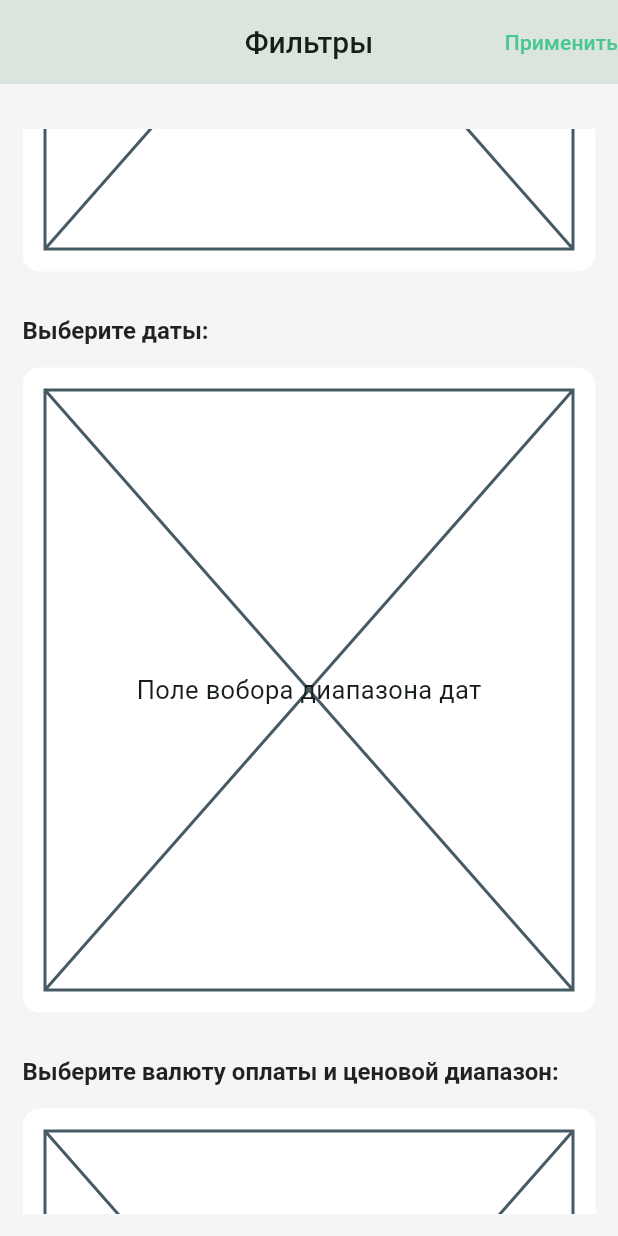
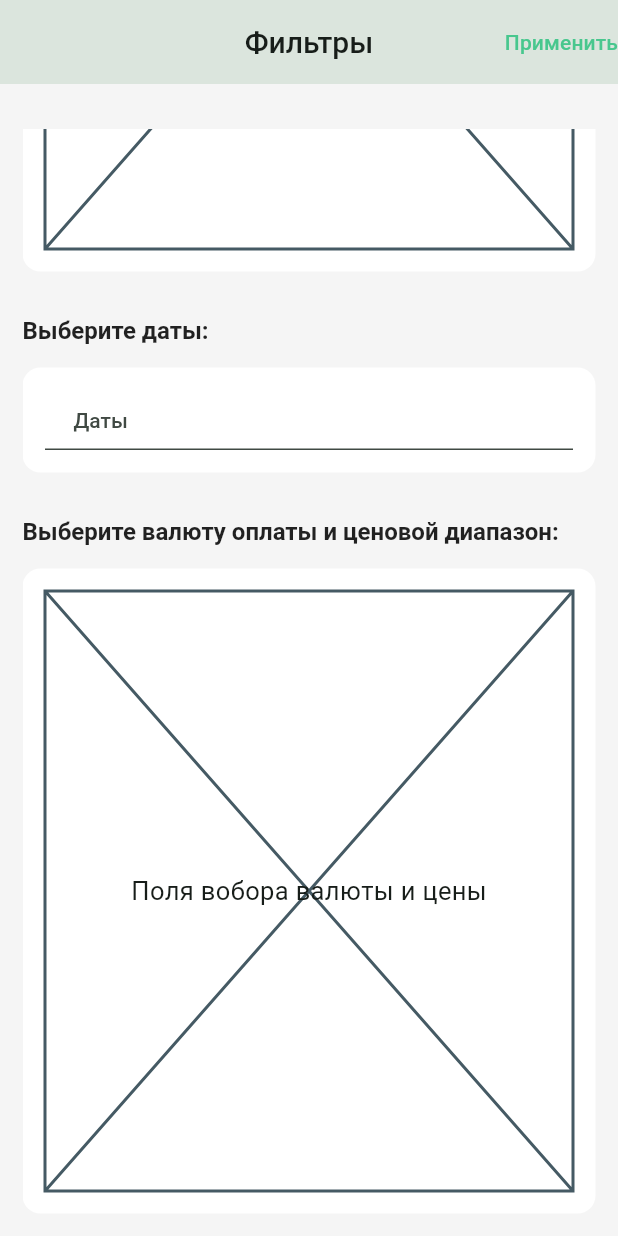
Before and after one commit to openworld-community/ows-events-mobile, a Flutter app: the FiltersBottomSheet widget shown alone on an empty page, opened directly, scrolled down 369 dp, on a phone screen of 412 x 824 dp. Run offline on Flutter 3.47's test engine with Material 2 defaults, Android fonts, the phone set to English and light mode, and no system bars; our stand-ins replace cached_network_image, custom_refresh_indicator, dio, easy_localization, flutter_map, flutter_riverpod and 14 more; missing offline and left inert: talker_dio_logger; accounts and stored records are empty; generated files the repository leaves out were written again; statements that could not run were skipped.

Commit message:
#176 add dates filter

```diff
--- /dev/null
+++ b/lib/features/filters/presentation/dates_filter.dart
@@ -0,0 +1,13 @@
+import 'package:flutter/material.dart';
+import 'package:ows_events_mobile/common_widgets/date_picker_field.dart';
+
+class DatesFilter extends StatelessWidget {
+  const DatesFilter({super.key});
+
+  @override
+  Widget build(BuildContext context) {
+    return DatePickerField(onSave: (DateTimeRange dates) {
+      // TODO: добавить обработку при сохранении диапазона дат
+    });
+  }
+}
--- a/lib/features/filters/presentation/filters_bottom_sheet.dart
+++ b/lib/features/filters/presentation/filters_bottom_sheet.dart
@@ -1,6 +1,7 @@
 import 'package:easy_localization/easy_localization.dart';
 import 'package:flutter/material.dart';
 import 'package:ows_events_mobile/common_widgets/bottom_sheet_with_scuffold.dart';
+import 'package:ows_events_mobile/features/filters/presentation/dates_filter.dart';
 import 'package:ows_events_mobile/features/filters/presentation/filter_section.dart';
 import 'package:ows_events_mobile/theme/app_theme.dart';
 
@@ -36,11 +37,7 @@ class FiltersBottomSheet extends StatelessWidget {
           ),
           FilterSection(
             title: 'selectDatesTitle'.tr(),
-            child: const Placeholder(
-              child: Center(
-                child: Text('Поле вобора диапазона дат'),
-              ),
-            ),
+            child: const DatesFilter(),
           ),
           const SizedBox(
             height: AppTheme.padding * 2,
```
